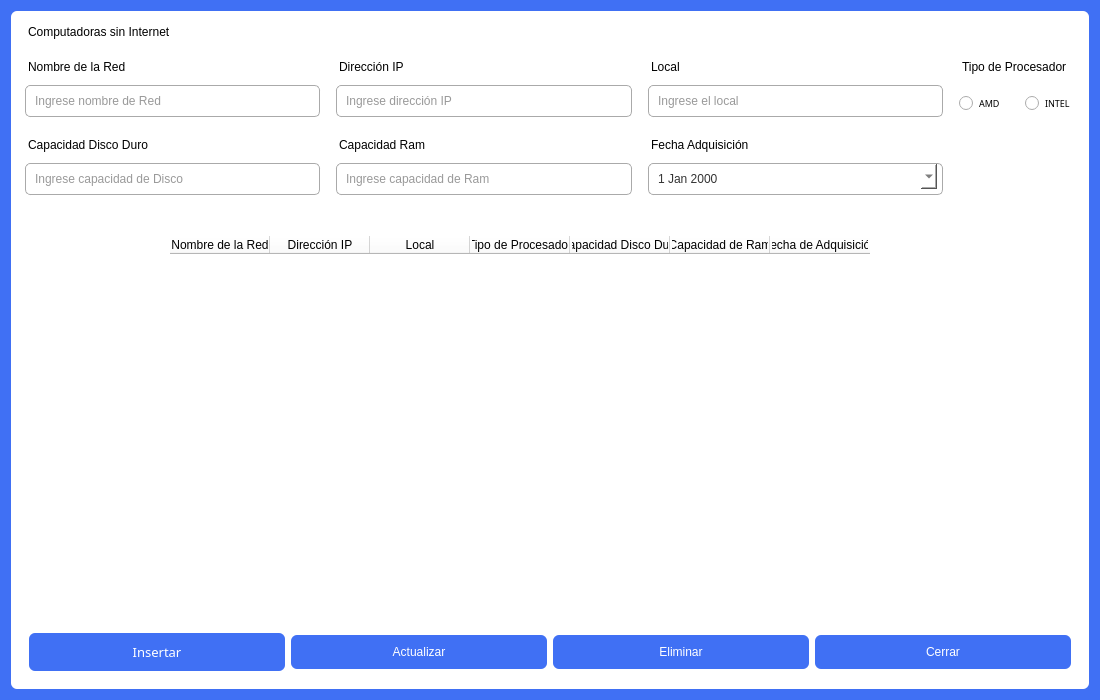
First picture: the form in vista/ui/gest_compu.ui, repository AlexCoder0309/Proyecto-Final, before the edit.
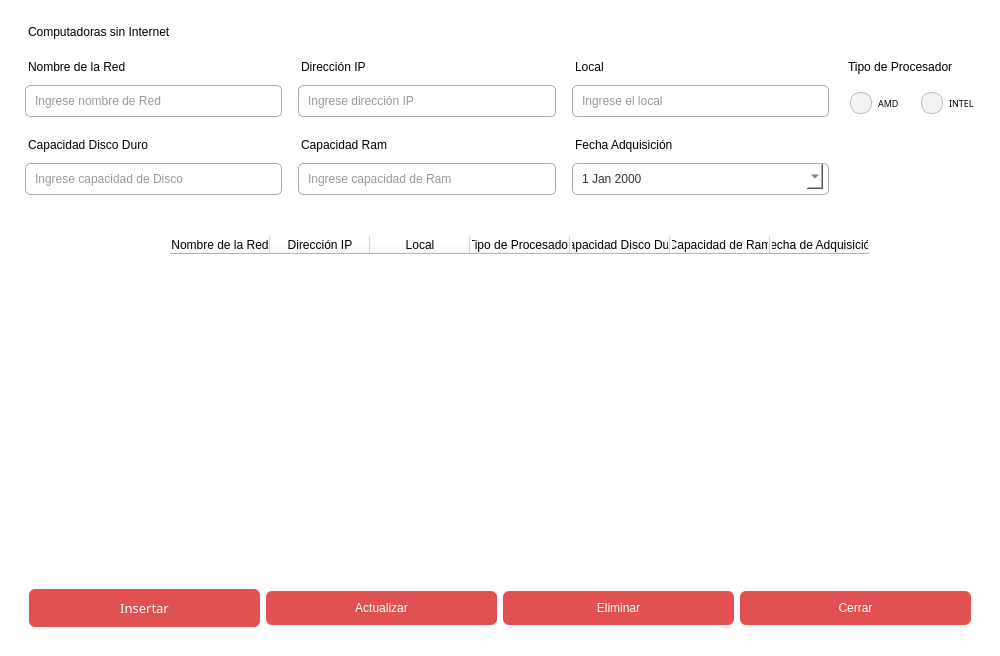
Second picture: the form after the edit. Icons and pictures are not drawn.

Patch:
```diff
--- a/vista/ui/gest_compu.ui
+++ b/vista/ui/gest_compu.ui
@@ -9,8 +9,8 @@
    <rect>
     <x>0</x>
     <y>0</y>
-    <width>1100</width>
-    <height>700</height>
+    <width>1000</width>
+    <height>600</height>
    </rect>
   </property>
   <property name="minimumSize">
@@ -29,7 +29,7 @@
    <string>Facul-Tech</string>
   </property>
   <property name="styleSheet">
-   <string notr="true">background-color:#4070f4;</string>
+   <string notr="true">background-color:white;</string>
   </property>
   <layout class="QGridLayout" name="gridLayout">
    <item row="0" column="0">
@@ -77,8 +77,8 @@
   padding: 10px;
   border-radius: 6px;
   line-height: 18px;
-  background-color: #4070f4;
   color:white;
+background-color:rgb(225, 81, 81);
 font: 10pt &quot;Bahnschrift Light SemiCondensed&quot;;}
 
 QPushButton:hover{
@@ -97,9 +97,10 @@
   padding: 10px;
   border-radius: 6px;
   line-height: 18px;
-  background-color: #4070f4;
+background-color:rgb(225, 81, 81);
   color:white;
-font: 10pt &quot;Bahnschrift Light SemiCondensed&quot;;}
+font: 10pt &quot;Bahnschrift Light SemiCondensed&quot;;
+}
 
 QPushButton:hover{
   background-color: darkblue;}</string>
@@ -117,7 +118,7 @@
   padding: 10px;
   border-radius: 6px;
   line-height: 18px;
-  background-color: #4070f4;
+background-color:rgb(225, 81, 81);
   color:white;
 font: 10pt &quot;Bahnschrift Light SemiCondensed&quot;;}
 
@@ -137,8 +138,8 @@
   padding: 10px;
   border-radius: 6px;
   line-height: 18px;
-  background-color: #4070f4;
   color:white;
+background-color:rgb(225, 81, 81);
 font: 10pt &quot;Bahnschrift Light SemiCondensed&quot;;}
 
 QPushButton:hover{
@@ -191,10 +192,29 @@
          </font>
         </property>
         <property name="styleSheet">
-         <string notr="true">font: 7pt &quot;Bahnschrift Light SemiCondensed&quot;;
+         <string notr="true">QRadioButton{font: 7pt &quot;Bahnschrift Light SemiCondensed&quot;;
 margin: 0 5px 0 5px;
 
-</string>
+    border-radius:          10px;
+}
+
+QRadioButton::indicator {
+    width:                  10px;
+    height:                 10px;
+    border-radius:          10px;
+padding:5px;
+}
+
+QRadioButton::indicator:checked {
+    background-color:      rgb(225, 81, 81);
+
+}
+
+QRadioButton::indicator:unchecked {
+    background-color:       #f3f3f3;
+border-radius: 10px;
+    border:                 1px solid #bbbbbb;
+}</string>
         </property>
         <property name="text">
          <string>INTEL</string>
@@ -236,10 +256,31 @@
          </font>
         </property>
         <property name="styleSheet">
-         <string notr="true">font: 7pt &quot;Bahnschrift Light SemiCondensed&quot;;
+         <string notr="true">QRadioButton {
+    color:                  black;
+font: 7pt &quot;Bahnschrift Light SemiCondensed&quot;;
 margin: 0 5px 0 5px;
+padding:5px;
+    border-radius:          10px;
+}
 
-</string>
+QRadioButton::indicator {
+    width:                  10px;
+    height:                 10px;
+    border-radius:          10px;
+padding:5px;
+}
+
+QRadioButton::indicator:checked {
+    background-color:      rgb(225, 81, 81);
+
+}
+
+QRadioButton::indicator:unchecked {
+    background-color:       #f3f3f3;
+border-radius: 10px;
+    border:                 1px solid #bbbbbb;
+}</string>
         </property>
         <property name="text">
          <string>AMD</string>
```
Left out of the diff: 24 changed lines with no effect on the pictures.
